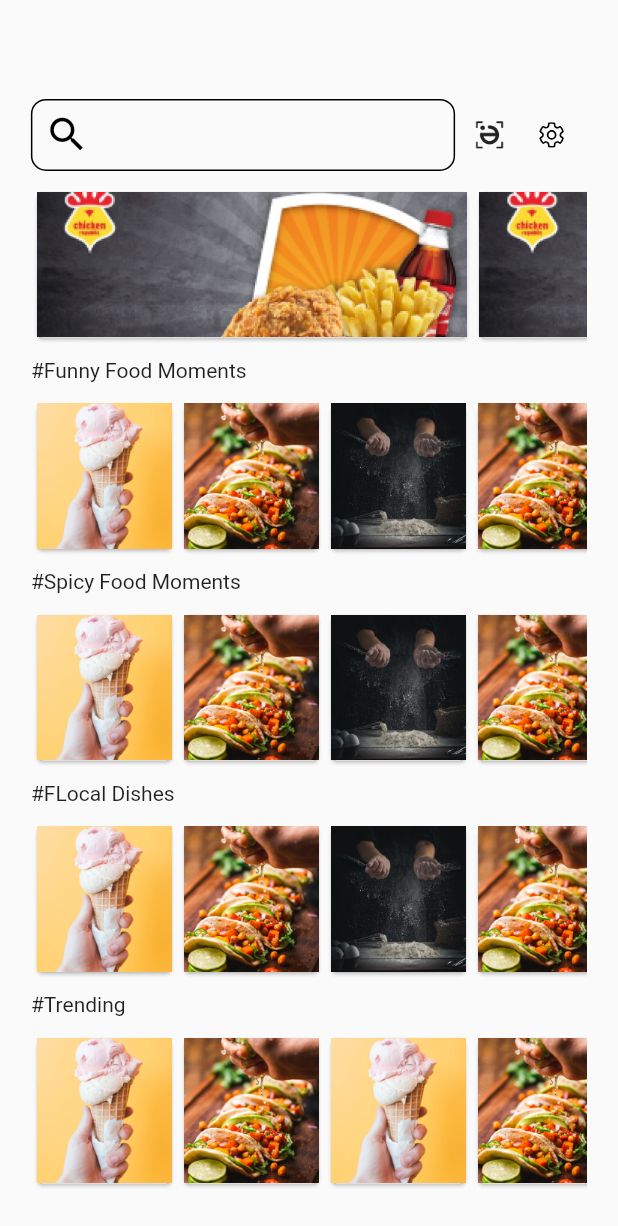
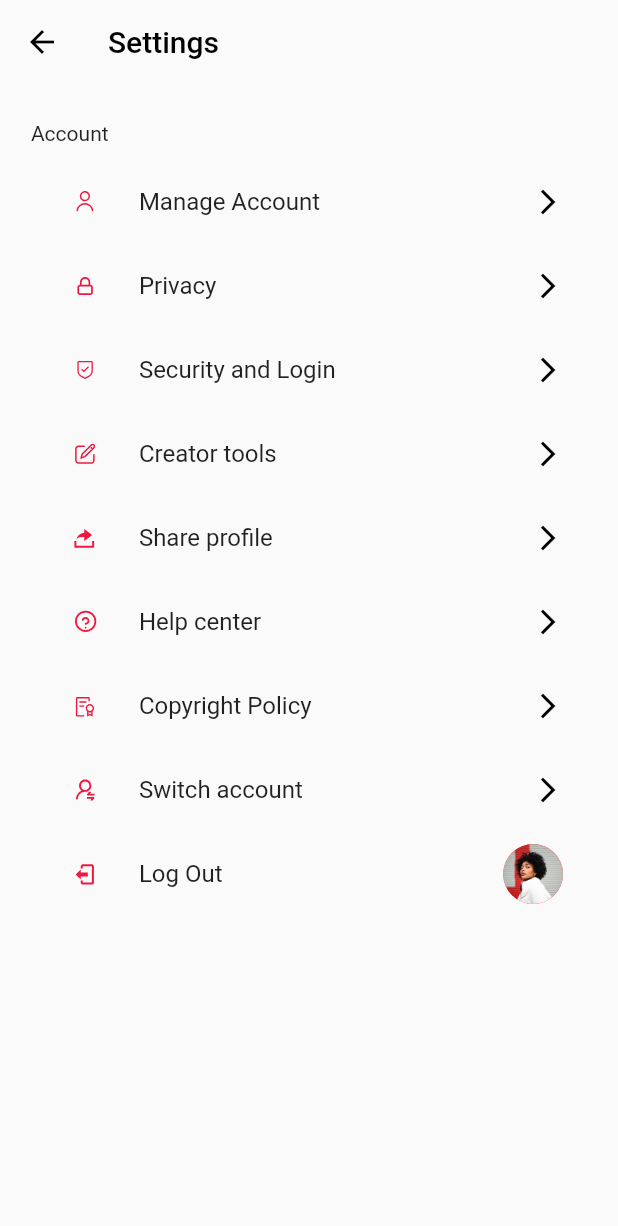
Before and after one commit to festgo12/shareFood_mobile, a Flutter app: the SearchScreen screen opened directly, after a tap on an icon or button, on a phone screen of 412 x 824 dp. Shown: the top 1226 px of the screen. Run offline on Flutter 3.47's test engine with Material 2 defaults, Android fonts, the phone set to English and light mode, and no system bars; our stand-ins replace country_picker, flutter_svg, flutter_switch, marquee, pinput.

Commit message:
worked on the settings screen

```diff
--- a/lib/core/route_names.dart
+++ b/lib/core/route_names.dart
@@ -8,6 +8,7 @@ import 'package:shared_food/ui/screens/confirm_order_screen.dart';
 import 'package:shared_food/ui/screens/for_better_search_screen.dart';
 import 'package:shared_food/ui/screens/onboarding_screens/get_started_screen.dart';
 import 'package:shared_food/ui/screens/onboarding_screens/onboarding_screen.dart';
+import 'package:shared_food/ui/screens/settings_screen.dart';
 import 'package:shared_food/widgets/navigation_container.dart';
 import '../ui/screens/splash_screen.dart';
 
@@ -23,6 +24,7 @@ class RouteNames{
   static const String checkOutScreen = 'checkOutScreen';
   static const String confirmOrderScreen = 'confirmOrderScreen';
   static const String forBetterSearchScreen = 'forBetterSearchScreen';
+  static const String settingsScreen = 'settingsScreen';
 
 
 
@@ -37,6 +39,7 @@ class RouteNames{
     checkOutScreen: (context) => const CheckOutScreen(),
     confirmOrderScreen: (context) => const ConfirmOrderScreen(),
     forBetterSearchScreen: (context) => const ForBetterSearchScreen(),
+    settingsScreen: (context) => const SettingsScreen(),
   };
 
 
@@ -62,6 +65,8 @@ class RouteNames{
         return MaterialPageRoute(builder: (context) => const ConfirmOrderScreen());
       case forBetterSearchScreen:
         return MaterialPageRoute(builder: (context) => const ForBetterSearchScreen());
+      case settingsScreen:
+        return MaterialPageRoute(builder: (context) => const SettingsScreen());
 
     //Default Route is error route
       default:
--- a/lib/ui/screens/for_better_search_screen.dart
+++ b/lib/ui/screens/for_better_search_screen.dart
@@ -18,12 +18,16 @@ class _ForBetterSearchScreenState extends State<ForBetterSearchScreen> {
   Widget build(BuildContext context) {
     return Scaffold(
       appBar: AppBar(
+        iconTheme: IconThemeData(
+          color: Colors.black, //change your color here
+        ),
         backgroundColor: Colors.transparent,
         elevation: 0,
         title: Text('For Better Search',
         style: TextStyle(
           color: Colors.black
         ),),
+        centerTitle: true,
         actions: [
           Row(
             children: [
--- a/lib/ui/screens/search_screen.dart
+++ b/lib/ui/screens/search_screen.dart
@@ -36,6 +36,7 @@ class SearchScreen extends StatelessWidget {
                     icon: SvgPicture.asset('svgs/settings.svg'),
                     onPressed: () {
                       // do something
+                      Navigator.pushNamed(context, RouteNames.settingsScreen);
                     },
                   )
                 ],
--- /dev/null
+++ b/lib/ui/screens/settings_screen.dart
@@ -0,0 +1,158 @@
+import 'package:flutter/material.dart';
+import 'package:flutter_svg/flutter_svg.dart';
+import '../size_config/size_config_impl2.dart';
+
+
+class SettingsScreen extends StatefulWidget {
+  const SettingsScreen({Key? key}) : super(key: key);
+
+  @override
+  State<SettingsScreen> createState() => _SettingsScreenState();
+}
+
+class _SettingsScreenState extends State<SettingsScreen> {
+  @override
+  Widget build(BuildContext context) {
+    return Scaffold(
+      appBar: AppBar(
+        iconTheme: IconThemeData(
+          color: Colors.black, //change your color here
+        ),
+        backgroundColor: Colors.transparent,
+        elevation: 0,
+        title: Text('Settings',
+          style: TextStyle(
+            color: Colors.black
+          ),
+        ),
+      ),
+      body: Padding(
+        padding:  EdgeInsets.symmetric(vertical:SizeConfig.heightOf(3),horizontal: SizeConfig.widthOf(5)),
+        child: Column(
+          crossAxisAlignment: CrossAxisAlignment.start,
+          children: [
+            Text('Account'),
+            SizedBox(height: 10,),
+            Expanded(
+              child: ListView(
+                children:  [
+                  CustomListTile(
+                    leading: SvgPicture.asset(
+                      'svgs/person1.svg',
+                      width: 40,
+                      height: 40,
+
+                    ),
+                    title: 'Manage Account',
+                    trailing: Icon(Icons.arrow_forward_ios,color: Colors.black,size: 20,)
+                  ),
+                  CustomListTile(
+                      leading: SvgPicture.asset(
+                        'svgs/lock.svg',
+                        width: 40,
+                        height: 40,
+                      ),
+                      title: 'Privacy',
+                      trailing: Icon(Icons.arrow_forward_ios,color: Colors.black,size: 20,)
+                  ),
+                  CustomListTile(
+                      leading: SvgPicture.asset(
+                        'svgs/security.svg',
+                        width: 40,
+                        height: 40,
+                      ),
+                      title: 'Security and Login',
+                      trailing: Icon(Icons.arrow_forward_ios,color: Colors.black,size: 20,)
+                  ),
+                  CustomListTile(
+                      leading: SvgPicture.asset(
+                        'svgs/creator.svg',
+                        width: 40,
+                        height: 40,
+                      ),
+                      title: 'Creator tools',
+                      trailing: Icon(Icons.arrow_forward_ios,color: Colors.black,size: 20,)
+                  ),
+                  CustomListTile(
+                      leading: SvgPicture.asset(
+                        'svgs/shareIcon.svg',
+                        width: 40,
+                        height: 40,
+                      ),
+                      title: 'Share profile',
+                      trailing: Icon(Icons.arrow_forward_ios,color: Colors.black,size: 20,)
+                  ),
+                  CustomListTile(
+                      leading: SvgPicture.asset(
+                        'svgs/help.svg',
+                        width: 40,
+                        height: 40,
+                      ),
+                      title: 'Help center',
+                      trailing: Icon(Icons.arrow_forward_ios,color: Colors.black,size: 20,)
+                  ),
+                  CustomListTile(
+                      leading: SvgPicture.asset(
+                        'svgs/copy.svg',
+                        width: 40,
+                        height: 40,
+                      ),
+                      title: 'Copyright Policy',
+                      trailing: Icon(Icons.arrow_forward_ios,color: Colors.black,size: 20,)
+                  ),
+                  CustomListTile(
+                      leading: SvgPicture.asset(
+                        'svgs/switch.svg',
+                        width: 40,
+                        height: 40,
+                      ),
+                      title: 'Switch account',
+                      trailing: Icon(Icons.arrow_forward_ios,color: Colors.black,size: 20,)
+                  ),
+                  CustomListTile(
+                      leading: SvgPicture.asset(
+                        'svgs/logout.svg',
+                        width: 40,
+                        height: 40,
+                      ),
+                      title: 'Log Out',
+                      trailing: Container(
+                        width: 40,
+                        height: 40,
+                        decoration: BoxDecoration(
+                          image: DecorationImage(
+                            image: AssetImage('images/profilepic.png')
+                          ),
+                          color: Colors.redAccent,
+                          shape: BoxShape.circle
+                        ),
+                      )
+                  ),
+                ],
+              ),
+            )
+          ],
+        ),
+      ),
+    );
+  }
+}
+
+class CustomListTile extends StatelessWidget {
+  final Widget? leading;
+  final String? title;
+  final Widget? trailing;
+
+  const CustomListTile({
+    Key? key, this.leading, this.title, this.trailing,
+  }) : super(key: key);
+
+  @override
+  Widget build(BuildContext context) {
+    return ListTile(
+      leading: leading,
+      title: Text(title!),
+      trailing: trailing
+    );
+  }
+}
--- a/lib/widgets/custom_textField.dart
+++ b/lib/widgets/custom_textField.dart
@@ -61,7 +61,9 @@ class _CustomTextFieldState extends State<BoxTextField> {
           borderRadius: BorderRadius.all(Radius.circular(10)),
         ),
         enabledBorder:  OutlineInputBorder(
-          borderSide: BorderSide(),
+          borderSide: BorderSide(
+            color: Colors.black26
+          ),
           borderRadius: BorderRadius.all(Radius.circular(10)),
         ),
         focusedBorder:  OutlineInputBorder(
```
Also changed, not shown: svgs/copy.svg (added), svgs/creator.svg (added), svgs/help.svg (added), svgs/lock.svg (added), svgs/logout.svg (added), svgs/person1.svg (added), svgs/security.svg (added), svgs/shareIcon.svg (added), svgs/switch.svg (added).
